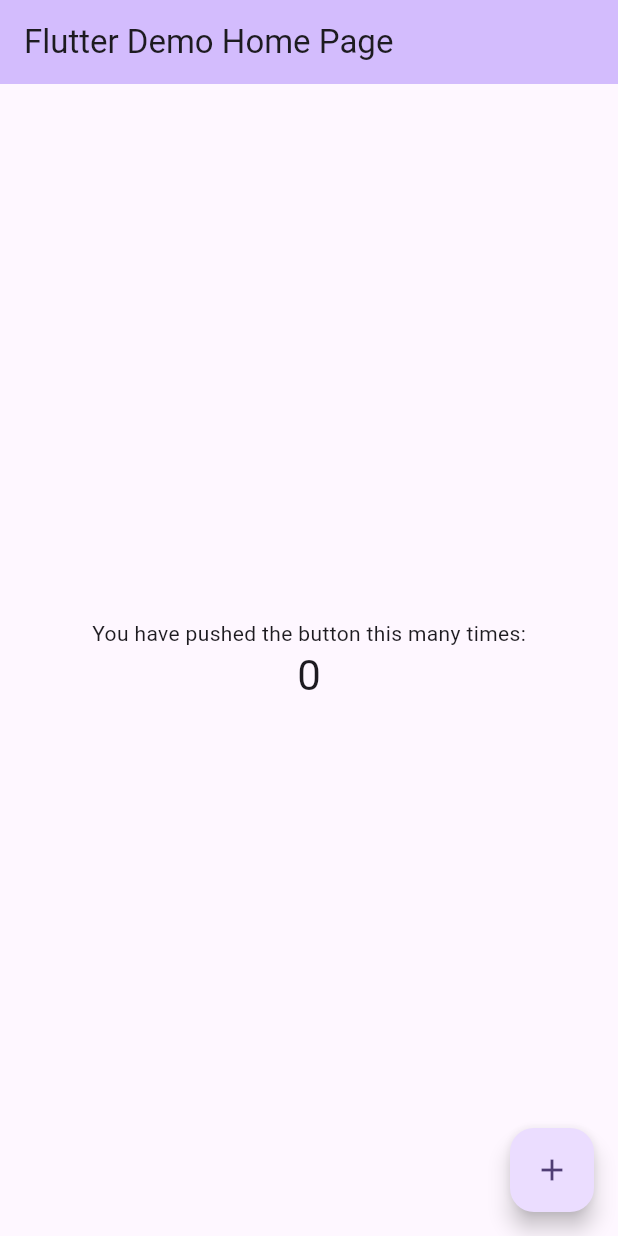
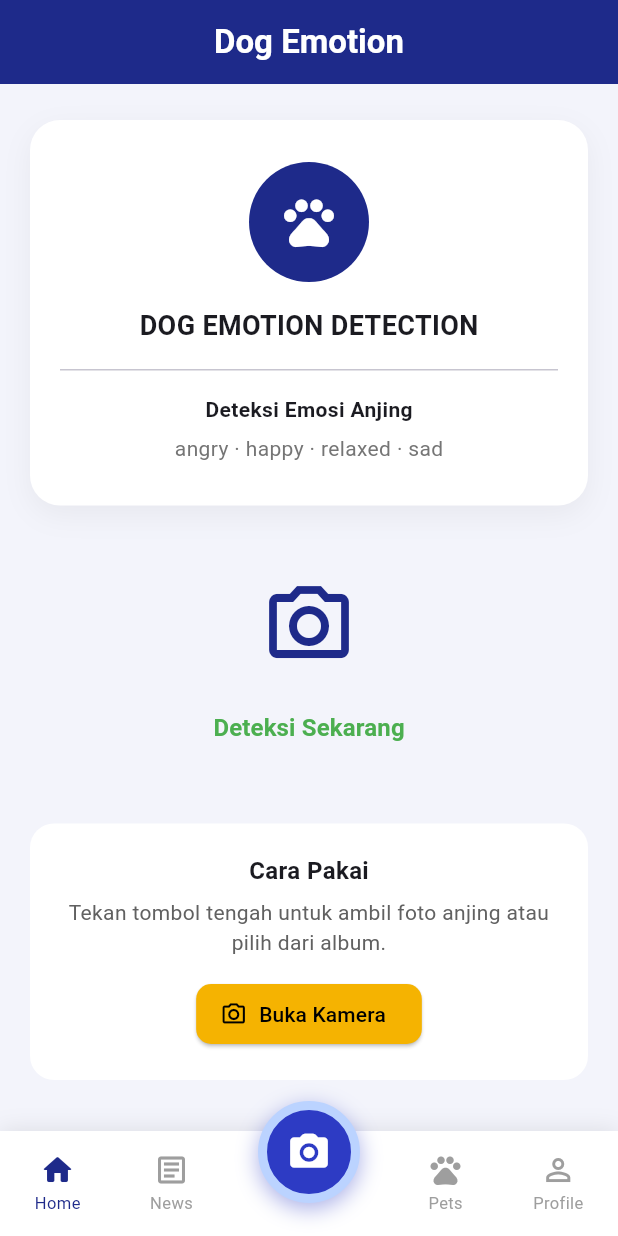
Before and after one commit to Rizal-Nurochman/Dog-Emotion-Detection-With-Mobile, a Flutter app: the screen it shows after launch, on a phone screen of 412 x 824 dp. Run offline on Flutter 3.47's test engine with Material 3 defaults, Android fonts, the phone set to English and light mode, and no system bars; our stand-ins replace camera, image_picker; missing offline and left inert: tflite_flutter.

Commit message:
GUI update

```diff
--- /dev/null
+++ b/gui/assets/labels.txt
@@ -0,0 +1,4 @@
+angry
+happy
+relaxed
+sad
--- a/gui/lib/home.dart
+++ b/gui/lib/home.dart
@@ -0,0 +1,238 @@
+import 'package:flutter/material.dart';
+import 'main.dart' show kPrimary, kAccent;
+import 'camera.dart';
+
+/// Homepage bergaya mockup (Menu.jpeg) + bottom navbar (Navbar.jpeg).
+/// Hanya tombol tengah navbar yang aktif → buka kamera.
+class HomePage extends StatelessWidget {
+  const HomePage({super.key});
+
+  void _openCamera(BuildContext context) {
+    Navigator.push(
+      context,
+      MaterialPageRoute(builder: (_) => const CameraPage()),
+    );
+  }
+
+  @override
+  Widget build(BuildContext context) {
+    return Scaffold(
+      extendBody: true,
+      appBar: AppBar(
+        backgroundColor: kPrimary,
+        elevation: 0,
+        title: const Text(
+          'Dog Emotion',
+          style: TextStyle(color: Colors.white, fontWeight: FontWeight.w600),
+        ),
+        centerTitle: true,
+      ),
+      body: SingleChildScrollView(
+        padding: const EdgeInsets.fromLTRB(20, 24, 20, 120),
+        child: Column(
+          children: [
+            _profileCard(),
+            const SizedBox(height: 48),
+            _scanPrompt(context),
+            const SizedBox(height: 40),
+            _infoCard(context),
+          ],
+        ),
+      ),
+      bottomNavigationBar: _Navbar(onScan: () => _openCamera(context)),
+    );
+  }
+
+  Widget _profileCard() {
+    return Container(
+      padding: const EdgeInsets.symmetric(vertical: 28, horizontal: 20),
+      decoration: BoxDecoration(
+        color: Colors.white,
+        borderRadius: BorderRadius.circular(20),
+        boxShadow: [
+          BoxShadow(
+            color: Colors.black.withValues(alpha: 0.05),
+            blurRadius: 16,
+            offset: const Offset(0, 6),
+          ),
+        ],
+      ),
+      child: Column(
+        children: [
+          const CircleAvatar(
+            radius: 40,
+            backgroundColor: kPrimary,
+            child: Icon(Icons.pets, color: Colors.white, size: 40),
+          ),
+          const SizedBox(height: 16),
+          const Text(
+            'DOG EMOTION DETECTION',
+            style: TextStyle(fontSize: 18, fontWeight: FontWeight.bold),
+          ),
+          const SizedBox(height: 16),
+          const Divider(height: 1),
+          const SizedBox(height: 16),
+          const Text(
+            'Deteksi Emosi Anjing',
+            style: TextStyle(fontWeight: FontWeight.w600),
+          ),
+          const SizedBox(height: 6),
+          Text(
+            'angry · happy · relaxed · sad',
+            style: TextStyle(color: Colors.grey.shade600),
+          ),
+        ],
+      ),
+    );
+  }
+
+  Widget _scanPrompt(BuildContext context) {
+    return Column(
+      children: [
+        Icon(Icons.photo_camera_outlined, size: 64, color: kPrimary),
+        const SizedBox(height: 12),
+        TextButton(
+          onPressed: () => _openCamera(context),
+          child: const Text(
+            'Deteksi Sekarang',
+            style: TextStyle(
+              color: Colors.green,
+              fontWeight: FontWeight.w600,
+              fontSize: 16,
+            ),
+          ),
+        ),
+      ],
+    );
+  }
+
+  Widget _infoCard(BuildContext context) {
+    return Container(
+      padding: const EdgeInsets.all(20),
+      decoration: BoxDecoration(
+        color: Colors.white,
+        borderRadius: BorderRadius.circular(16),
+      ),
+      child: Column(
+        children: [
+          const Text(
+            'Cara Pakai',
+            style: TextStyle(fontWeight: FontWeight.bold, fontSize: 16),
+          ),
+          const SizedBox(height: 6),
+          Text(
+            'Tekan tombol tengah untuk ambil foto anjing '
+            'atau pilih dari album.',
+            textAlign: TextAlign.center,
+            style: TextStyle(color: Colors.grey.shade700),
+          ),
+          const SizedBox(height: 14),
+          ElevatedButton.icon(
+            onPressed: () => _openCamera(context),
+            style: ElevatedButton.styleFrom(
+              backgroundColor: const Color(0xFFF5B301),
+              foregroundColor: Colors.black,
+              shape: RoundedRectangleBorder(
+                borderRadius: BorderRadius.circular(10),
+              ),
+            ),
+            icon: const Icon(Icons.camera_alt_outlined),
+            label: const Text('Buka Kamera'),
+          ),
+        ],
+      ),
+    );
+  }
+}
+
+/// Bottom navbar dgn tombol scan mengambang di tengah (mockup Navbar.jpeg).
+/// Item lain hanya dekorasi — tidak aktif sesuai permintaan.
+class _Navbar extends StatelessWidget {
+  final VoidCallback onScan;
+  const _Navbar({required this.onScan});
+
+  @override
+  Widget build(BuildContext context) {
+    return SizedBox(
+      height: 90,
+      child: Stack(
+        alignment: Alignment.topCenter,
+        clipBehavior: Clip.none,
+        children: [
+          Positioned(
+            bottom: 0,
+            left: 0,
+            right: 0,
+            child: Container(
+              height: 70,
+              decoration: const BoxDecoration(
+                color: Colors.white,
+                boxShadow: [
+                  BoxShadow(color: Color(0x1A000000), blurRadius: 12),
+                ],
+              ),
+              child: Row(
+                mainAxisAlignment: MainAxisAlignment.spaceAround,
+                children: const [
+                  _NavItem(icon: Icons.home_rounded, label: 'Home', active: true),
+                  _NavItem(icon: Icons.article_outlined, label: 'News'),
+                  SizedBox(width: 64), // ruang tombol tengah
+                  _NavItem(icon: Icons.pets_outlined, label: 'Pets'),
+                  _NavItem(icon: Icons.person_outline, label: 'Profile'),
+                ],
+              ),
+            ),
+          ),
+          Positioned(
+            top: 0,
+            child: GestureDetector(
+              onTap: onScan,
+              child: Container(
+                width: 68,
+                height: 68,
+                decoration: BoxDecoration(
+                  shape: BoxShape.circle,
+                  color: kAccent,
+                  border: Border.all(color: const Color(0xFFBBD3FF), width: 6),
+                  boxShadow: [
+                    BoxShadow(
+                      color: kAccent.withValues(alpha: 0.4),
+                      blurRadius: 12,
+                      offset: const Offset(0, 4),
+                    ),
+                  ],
+                ),
+                child: const Icon(
+                  Icons.camera_alt_rounded,
+                  color: Colors.white,
+                  size: 30,
+                ),
+              ),
+            ),
+          ),
+        ],
+      ),
+    );
+  }
+}
+
+class _NavItem extends StatelessWidget {
+  final IconData icon;
+  final String label;
+  final bool active;
+  const _NavItem({required this.icon, required this.label, this.active = false});
+
+  @override
+  Widget build(BuildContext context) {
+    final color = active ? kPrimary : Colors.grey;
+    return Column(
+      mainAxisSize: MainAxisSize.min,
+      mainAxisAlignment: MainAxisAlignment.center,
+      children: [
+        Icon(icon, color: color, size: 24),
+        const SizedBox(height: 2),
+        Text(label, style: TextStyle(color: color, fontSize: 11)),
+      ],
+    );
+  }
+}
--- a/gui/lib/main.dart
+++ b/gui/lib/main.dart
@@ -1,122 +1,27 @@
 import 'package:flutter/material.dart';
+import 'home.dart';
 
-void main() {
-  runApp(const MyApp());
-}
+// Warna tema diambil dari mockup (gui/img) — biru tua + aksen.
+const kPrimary = Color(0xFF1E2A8A);
+const kAccent = Color(0xFF2D3BC4);
+const kBg = Color(0xFFF3F4FB);
 
-class MyApp extends StatelessWidget {
-  const MyApp({super.key});
+void main() => runApp(const DogEmotionApp());
 
-  // This widget is the root of your application.
+class DogEmotionApp extends StatelessWidget {
+  const DogEmotionApp({super.key});
+
   @override
   Widget build(BuildContext context) {
     return MaterialApp(
-      title: 'Flutter Demo',
+      title: 'Dog Emotion',
+      debugShowCheckedModeBanner: false,
       theme: ThemeData(
-        // This is the theme of your application.
-        //
-        // TRY THIS: Try running your application with "flutter run". You'll see
-        // the application has a purple toolbar. Then, without quitting the app,
-        // try changing the seedColor in the colorScheme below to Colors.green
-        // and then invoke "hot reload" (save your changes or press the "hot
-        // reload" button in a Flutter-supported IDE, or press "r" if you used
-        // the command line to start the app).
-        //
-        // Notice that the counter didn't reset back to zero; the application
-        // state is not lost during the reload. To reset the state, use hot
-        // restart instead.
-        //
-        // This works for code too, not just values: Most code changes can be
-        // tested with just a hot reload.
-        colorScheme: .fromSeed(seedColor: Colors.deepPurple),
+        colorScheme: ColorScheme.fromSeed(seedColor: kPrimary),
+        scaffoldBackgroundColor: kBg,
+        useMaterial3: true,
       ),
-      home: const MyHomePage(title: 'Flutter Demo Home Page'),
+      home: const HomePage(),
     );
   }
 }
-
-class MyHomePage extends StatefulWidget {
-  const MyHomePage({super.key, required this.title});
-
-  // This widget is the home page of your application. It is stateful, meaning
-  // that it has a State object (defined below) that contains fields that affect
-  // how it looks.
-
-  // This class is the configuration for the state. It holds the values (in this
-  // case the title) provided by the parent (in this case the App widget) and
-  // used by the build method of the State. Fields in a Widget subclass are
-  // always marked "final".
-
-  final String title;
-
-  @override
-  State<MyHomePage> createState() => _MyHomePageState();
-}
-
-class _MyHomePageState extends State<MyHomePage> {
-  int _counter = 0;
-
-  void _incrementCounter() {
-    setState(() {
-      // This call to setState tells the Flutter framework that something has
-      // changed in this State, which causes it to rerun the build method below
-      // so that the display can reflect the updated values. If we changed
-      // _counter without calling setState(), then the build method would not be
-      // called again, and so nothing would appear to happen.
-      _counter++;
-    });
-  }
-
-  @override
-  Widget build(BuildContext context) {
-    // This method is rerun every time setState is called, for instance as done
-    // by the _incrementCounter method above.
-    //
-    // The Flutter framework has been optimized to make rerunning build methods
-    // fast, so that you can just rebuild anything that needs updating rather
-    // than having to individually change instances of widgets.
-    return Scaffold(
-      appBar: AppBar(
-        // TRY THIS: Try changing the color here to a specific color (to
-        // Colors.amber, perhaps?) and trigger a hot reload to see the AppBar
-        // change color while the other colors stay the same.
-        backgroundColor: Theme.of(context).colorScheme.inversePrimary,
-        // Here we take the value from the MyHomePage object that was created by
-        // the App.build method, and use it to set our appbar title.
-        title: Text(widget.title),
-      ),
-      body: Center(
-        // Center is a layout widget. It takes a single child and positions it
-        // in the middle of the parent.
-        child: Column(
-          // Column is also a layout widget. It takes a list of children and
-          // arranges them vertically. By default, it sizes itself to fit its
-          // children horizontally, and tries to be as tall as its parent.
-          //
-          // Column has various properties to control how it sizes itself and
-          // how it positions its children. Here we use mainAxisAlignment to
-          // center the children vertically; the main axis here is the vertical
-          // axis because Columns are vertical (the cross axis would be
-          // horizontal).
-          //
-          // TRY THIS: Invoke "debug painting" (choose the "Toggle Debug Paint"
-          // action in the IDE, or press "p" in the console), to see the
-          // wireframe for each widget.
-          mainAxisAlignment: .center,
-          children: [
-            const Text('You have pushed the button this many times:'),
-            Text(
-              '$_counter',
-              style: Theme.of(context).textTheme.headlineMedium,
-            ),
-          ],
-        ),
-      ),
-      floatingActionButton: FloatingActionButton(
-        onPressed: _incrementCounter,
-        tooltip: 'Increment',
-        child: const Icon(Icons.add),
-      ),
-    );
-  }
-}
```
Also changed, not shown: gui/lib/camera.dart (+276 -0 lines), gui/lib/classifier.dart (added, +78 -0 lines), gui/pubspec.yaml (+9 -0 lines), gui/img/Kamera.jpeg (added), gui/img/Menu.jpeg (added), gui/img/Navbar.jpeg (added), gui/pubspec.lock, 10 other files.
